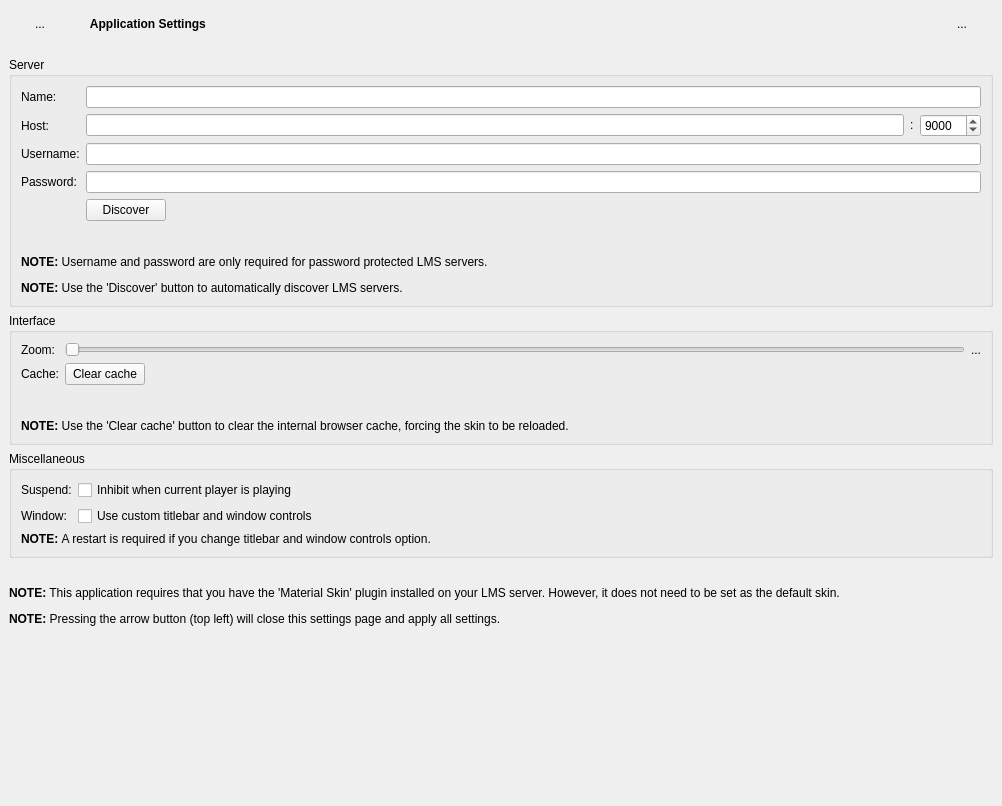
Old version of the form src/settingswidget.ui in the repository CDrummond/melodeon.
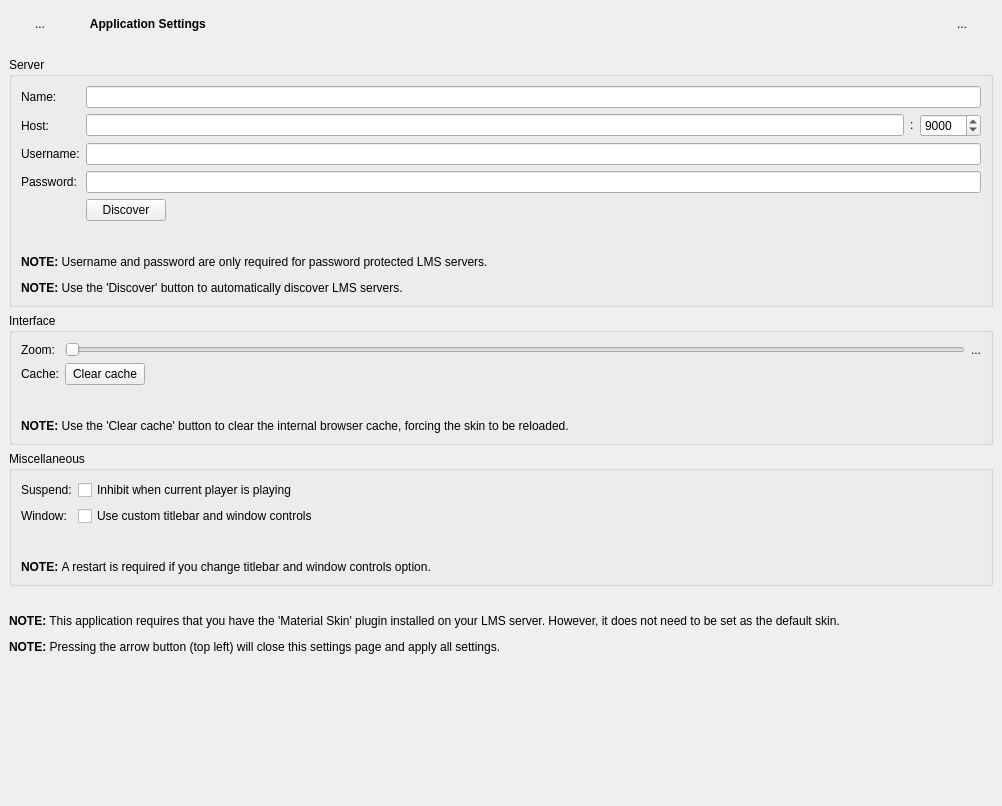
New version of the form.

Commit message: Add spacer before note

Patch:
```diff
--- a/src/settingswidget.ui
+++ b/src/settingswidget.ui
@@ -465,6 +465,22 @@
             </property>
            </widget>
           </item>
+          <item row="2" column="1">
+           <spacer name="verticalSpacer_3">
+            <property name="orientation">
+             <enum>Qt::Vertical</enum>
+            </property>
+            <property name="sizeType">
+             <enum>QSizePolicy::Fixed</enum>
+            </property>
+            <property name="sizeHint" stdset="0">
+             <size>
+              <width>20</width>
+              <height>22</height>
+             </size>
+            </property>
+           </spacer>
+          </item>
           <item row="3" column="0" colspan="2">
            <widget class="QLabel" name="customTitlebarNote">
             <property name="text">
```
